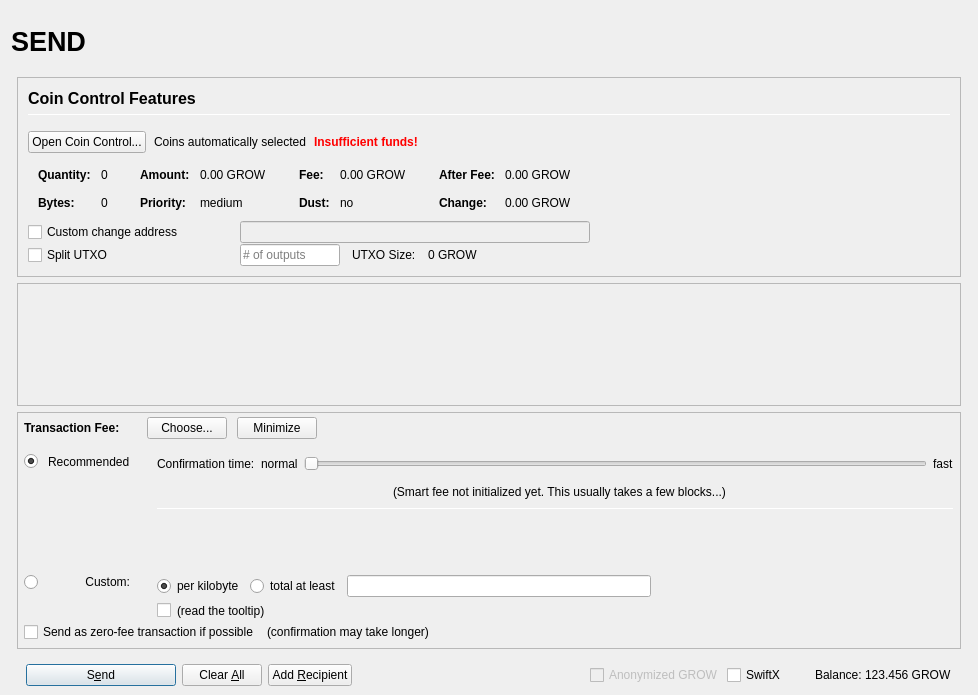
The window that src/qt/forms/sendcoinsdialog.ui (nashanas/Grow) describes before a commit, drawn with Qt 5.
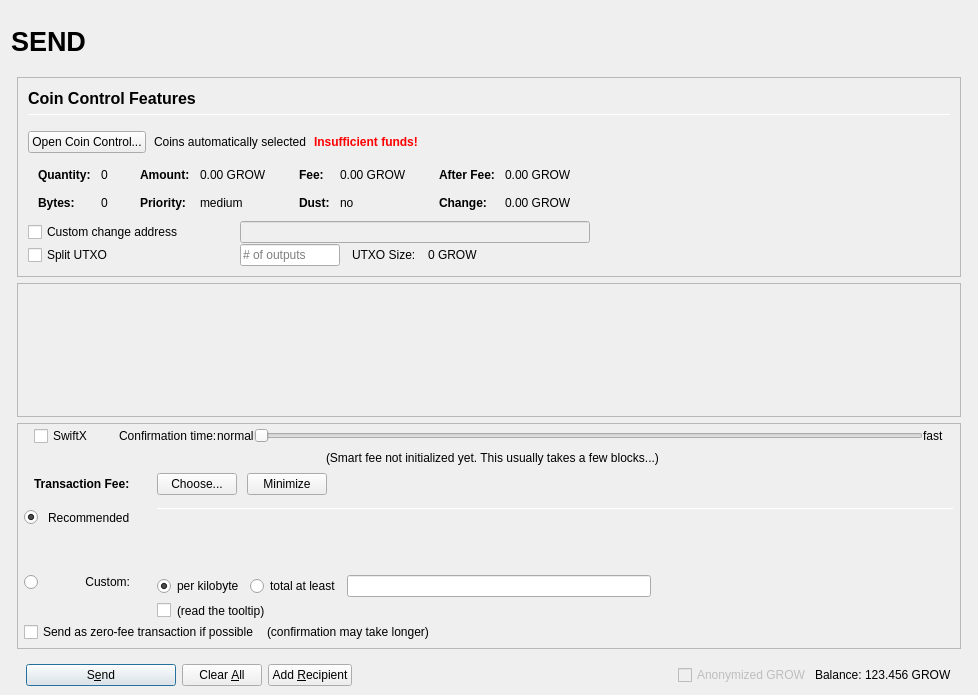
The same window after the commit. Icons and pictures are not drawn. Custom widgets are drawn as their Qt base class.

The edit to the form file:
```diff
--- a/src/qt/forms/sendcoinsdialog.ui
+++ b/src/qt/forms/sendcoinsdialog.ui
@@ -898,7 +898,7 @@
              <x>0</x>
              <y>0</y>
              <width>944</width>
-             <height>68</height>
+             <height>69</height>
             </rect>
            </property>
            <layout class="QVBoxLayout" name="verticalLayout_2" stretch="0,1">
@@ -975,7 +975,7 @@
             <number>0</number>
            </property>
            <item>
-            <layout class="QVBoxLayout" name="verticalLayoutFee2" stretch="0,0,0">
+            <layout class="QVBoxLayout" name="verticalLayoutFee2" stretch="0,0,0,0">
              <property name="spacing">
               <number>0</number>
              </property>
@@ -988,8 +988,179 @@
              <property name="rightMargin">
               <number>6</number>
              </property>
+             <item>
+              <layout class="QVBoxLayout" name="verticalLayout_feeConf">
+               <property name="spacing">
+                <number>0</number>
+               </property>
+               <property name="leftMargin">
+                <number>10</number>
+               </property>
+               <property name="rightMargin">
+                <number>10</number>
+               </property>
+               <property name="bottomMargin">
+                <number>5</number>
+               </property>
+               <item>
+                <layout class="QHBoxLayout" name="horizontalLayoutFee9">
+                 <item>
+                  <widget class="QCheckBox" name="checkSwiftTX">
+                   <property name="enabled">
+                    <bool>true</bool>
+                   </property>
+                   <property name="minimumSize">
+                    <size>
+                     <width>85</width>
+                     <height>0</height>
+                    </size>
+                   </property>
+                   <property name="toolTip">
+                    <string>SwiftX technology allows for near instant transactions - A flat fee of 0.01 GROW applies</string>
+                   </property>
+                   <property name="text">
+                    <string>SwiftX</string>
+                   </property>
+                  </widget>
+                 </item>
+                 <item>
+                  <widget class="QLabel" name="labelSmartFee3">
+                   <property name="text">
+                    <string>Confirmation time:</string>
+                   </property>
+                   <property name="margin">
+                    <number>2</number>
+                   </property>
+                  </widget>
+                 </item>
+                 <item>
+                  <widget class="QLabel" name="labelSmartFeeNormal">
+                   <property name="text">
+                    <string>normal</string>
+                   </property>
+                   <property name="margin">
+                    <number>8</number>
+                   </property>
+                  </widget>
+                 </item>
+                 <item>
+                  <widget class="QSlider" name="sliderSmartFee">
+                   <property name="minimumSize">
+                    <size>
+                     <width>0</width>
+                     <height>24</height>
+                    </size>
+                   </property>
+                   <property name="minimum">
+                    <number>0</number>
+                   </property>
+                   <property name="maximum">
+                    <number>24</number>
+                   </property>
+                   <property name="pageStep">
+                    <number>1</number>
+                   </property>
+                   <property name="value">
+                    <number>0</number>
+                   </property>
+                   <property name="orientation">
+                    <enum>Qt::Horizontal</enum>
+                   </property>
+                   <property name="invertedAppearance">
+                    <bool>false</bool>
+                   </property>
+                   <property name="invertedControls">
+                    <bool>false</bool>
+                   </property>
+                   <property name="tickPosition">
+                    <enum>QSlider::NoTicks</enum>
+                   </property>
+                  </widget>
+                 </item>
+                 <item>
+                  <widget class="QLabel" name="labelSmartFeeFast">
+                   <property name="text">
+                    <string>fast</string>
+                   </property>
+                   <property name="margin">
+                    <number>8</number>
+                   </property>
+                  </widget>
+                 </item>
+                </layout>
+               </item>
+               <item>
+                <layout class="QHBoxLayout" name="horizontalLayout_recommended_texts">
+                 <property name="spacing">
+                  <number>0</number>
+                 </property>
+                 <item>
+                  <spacer name="horizontalSpacer_8">
+                   <property name="orientation">
+                    <enum>Qt::Horizontal</enum>
+                   </property>
+                   <property name="sizeHint" stdset="0">
+                    <size>
+                     <width>40</width>
+                     <height>20</height>
+                    </size>
+                   </property>
+                  </spacer>
+                 </item>
+                 <item>
+                  <widget class="QLabel" name="labelFeeEstimation">
+                   <property name="text">
+                    <string/>
+                   </property>
+                   <property name="margin">
+                    <number>2</number>
+                   </property>
+                  </widget>
+                 </item>
+                 <item>
+                  <widget class="QLabel" name="labelSmartFee2">
+                   <property name="text">
+                    <string>(Smart fee not initialized yet. This usually takes a few blocks...)</string>
+                   </property>
+                   <property name="alignment">
+                    <set>Qt::AlignLeading|Qt::AlignLeft|Qt::AlignVCenter</set>
+                   </property>
+                   <property name="wordWrap">
+                    <bool>false</bool>
+                   </property>
+                   <property name="margin">
+                    <number>2</number>
+                   </property>
+                   <property name="indent">
+                    <number>-1</number>
+                   </property>
+                  </widget>
+                 </item>
+                 <item>
+                  <spacer name="horizontalSpacer_3">
+                   <property name="orientation">
+                    <enum>Qt::Horizontal</enum>
+                   </property>
+                   <property name="sizeHint" stdset="0">
+                    <size>
+                     <width>40</width>
+                     <height>20</height>
+                    </size>
+                   </property>
+                  </spacer>
+                 </item>
+                </layout>
+               </item>
+              </layout>
+             </item>
              <item>
               <layout class="QHBoxLayout" name="horizontalLayoutFee1">
+               <property name="leftMargin">
+                <number>10</number>
+               </property>
+               <property name="rightMargin">
+                <number>10</number>
+               </property>
                <property name="bottomMargin">
                 <number>0</number>
                </property>
@@ -998,22 +1169,6 @@
                  <property name="spacing">
                   <number>0</number>
                  </property>
-                 <item>
-                  <spacer name="verticalSpacerSmartFee">
-                   <property name="orientation">
-                    <enum>Qt::Vertical</enum>
-                   </property>
-                   <property name="sizeType">
-                    <enum>QSizePolicy::Fixed</enum>
-                   </property>
-                   <property name="sizeHint" stdset="0">
-                    <size>
-                     <width>1</width>
-                     <height>4</height>
-                    </size>
-                   </property>
-                  </spacer>
-                 </item>
                  <item>
                   <layout class="QHBoxLayout" name="horizontalLayoutSmartFee">
                    <property name="spacing">
@@ -1290,7 +1445,7 @@
                    </widget>
                   </item>
                   <item row="0" column="4" rowspan="3">
-                   <layout class="QVBoxLayout" name="verticalLayoutFee3" stretch="0,0,0,0,1,0">
+                   <layout class="QVBoxLayout" name="verticalLayoutFee3" stretch="0,0,0,0">
                     <property name="spacing">
                      <number>6</number>
                     </property>
@@ -1300,133 +1455,6 @@
                     <property name="bottomMargin">
                      <number>20</number>
                     </property>
-                    <item>
-                     <layout class="QHBoxLayout" name="horizontalLayoutFee9">
-                      <item>
-                       <widget class="QLabel" name="labelSmartFee3">
-                        <property name="text">
-                         <string>Confirmation time:</string>
-                        </property>
-                        <property name="margin">
-                         <number>2</number>
-                        </property>
-                       </widget>
-                      </item>
-                      <item>
-                       <widget class="QLabel" name="labelSmartFeeNormal">
-                        <property name="text">
-                         <string>normal</string>
-                        </property>
-                        <property name="margin">
-                         <number>2</number>
-                        </property>
-                       </widget>
-                      </item>
-                      <item>
-                       <widget class="QSlider" name="sliderSmartFee">
-                        <property name="minimumSize">
-                         <size>
-                          <width>0</width>
-                          <height>24</height>
-                         </size>
-                        </property>
-                        <property name="minimum">
-                         <number>0</number>
-                        </property>
-                        <property name="maximum">
-                         <number>24</number>
-                        </property>
-                        <property name="pageStep">
-                         <number>1</number>
-                        </property>
-                        <property name="value">
-                         <number>0</number>
-                        </property>
-                        <property name="orientation">
-                         <enum>Qt::Horizontal</enum>
-                        </property>
-                        <property name="invertedAppearance">
-                         <bool>false</bool>
-                        </property>
-                        <property name="invertedControls">
-                         <bool>false</bool>
-                        </property>
-                        <property name="tickPosition">
-                         <enum>QSlider::NoTicks</enum>
-                        </property>
-                       </widget>
-                      </item>
-                      <item>
-                       <widget class="QLabel" name="labelSmartFeeFast">
-                        <property name="text">
-                         <string>fast</string>
-                        </property>
-                       </widget>
-                      </item>
-                     </layout>
-                    </item>
-                    <item>
-                     <layout class="QHBoxLayout" name="horizontalLayout_recommended_texts">
-                      <property name="spacing">
-                       <number>0</number>
-                      </property>
-                      <item>
-                       <spacer name="horizontalSpacer_8">
-                        <property name="orientation">
-                         <enum>Qt::Horizontal</enum>
-                        </property>
-                        <property name="sizeHint" stdset="0">
-                         <size>
-                          <width>40</width>
-                          <height>20</height>
-                         </size>
-                        </property>
-                       </spacer>
-                      </item>
-                      <item>
-                       <widget class="QLabel" name="labelFeeEstimation">
-                        <property name="text">
-                         <string/>
-                        </property>
-                        <property name="margin">
-                         <number>2</number>
-                        </property>
-                       </widget>
-                      </item>
-                      <item>
-                       <widget class="QLabel" name="labelSmartFee2">
-                        <property name="text">
-                         <string>(Smart fee not initialized yet. This usually takes a few blocks...)</string>
-                        </property>
-                        <property name="alignment">
-                         <set>Qt::AlignLeading|Qt::AlignLeft|Qt::AlignVCenter</set>
-                        </property>
-                        <property name="wordWrap">
-                         <bool>false</bool>
-                        </property>
-                        <property name="margin">
-                         <number>2</number>
-                        </property>
-                        <property name="indent">
-                         <number>-1</number>
-                        </property>
-                       </widget>
-                      </item>
-                      <item>
-                       <spacer name="horizontalSpacer_3">
-                        <property name="orientation">
-                         <enum>Qt::Horizontal</enum>
-                        </property>
-                        <property name="sizeHint" stdset="0">
-                         <size>
-                          <width>40</width>
-                          <height>20</height>
-                         </size>
-                        </property>
-                       </spacer>
-                      </item>
-                     </layout>
-                    </item>
                     <item>
                      <widget class="Line" name="line_2">
                       <property name="minimumSize">
@@ -1690,22 +1718,6 @@
                </property>
               </widget>
              </item>
-             <item>
-              <widget class="QCheckBox" name="checkSwiftTX">
-               <property name="enabled">
-                <bool>true</bool>
-               </property>
-               <property name="minimumSize">
-                <size>
-                 <width>85</width>
-                 <height>0</height>
-                </size>
-               </property>
-               <property name="text">
-                <string>SwiftX</string>
-               </property>
-              </widget>
-             </item>
              <item>
               <widget class="QLabel" name="label">
                <property name="text">
```
Left out of the diff: 54 changed lines with no effect on the pictures.
